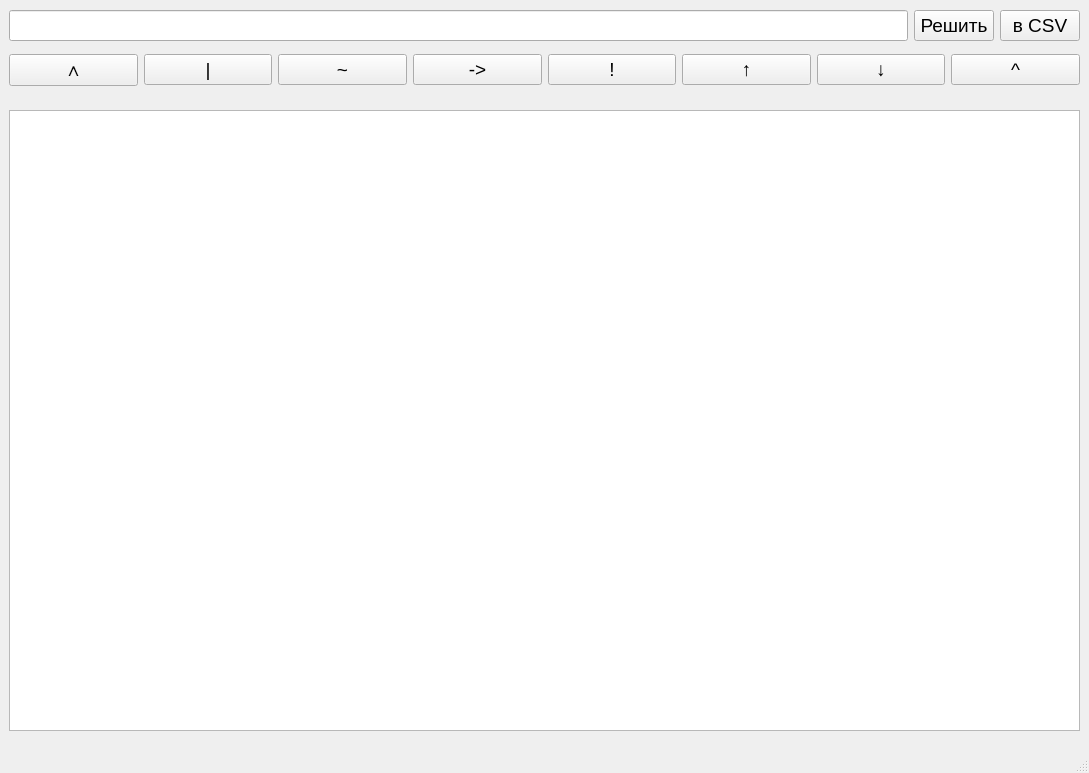
fisunoff/logicalc, file GUI.ui: the form before one commit.
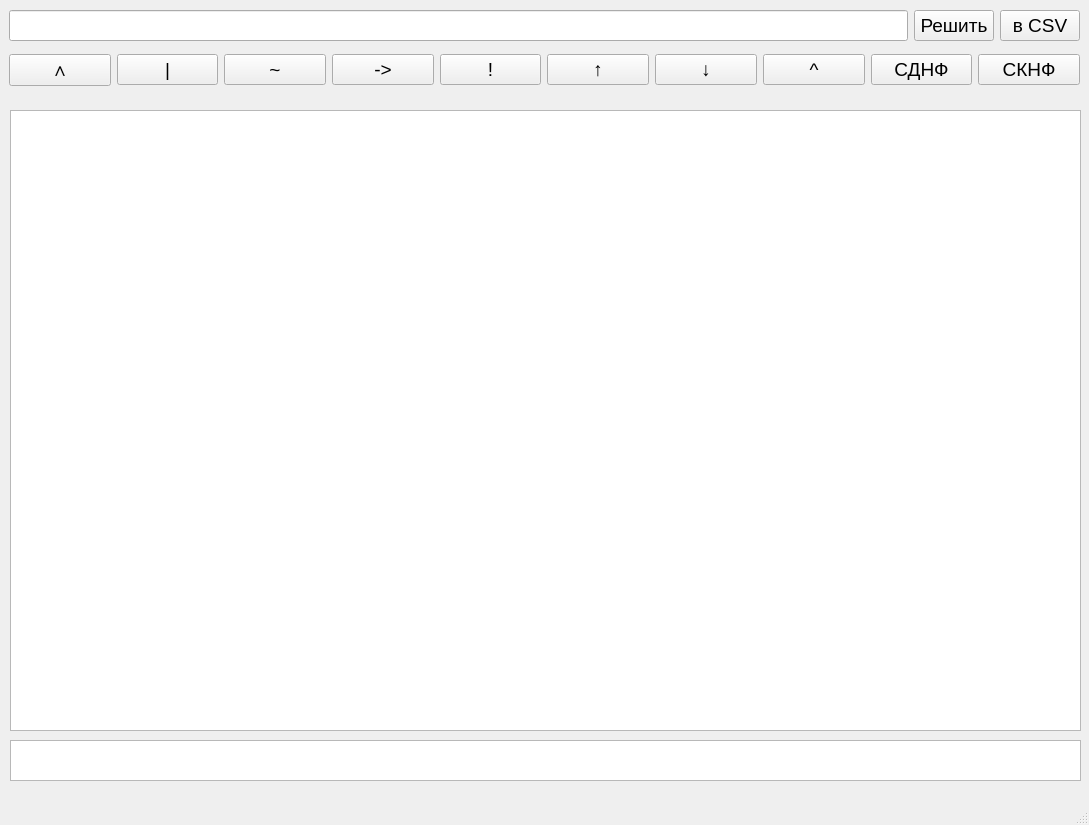
The form after the commit.

Commit message: Переделал калькуляцию в класс, добавил вычисление СДНФ и СКНФ, немного украсил таблицу

Diff of the .ui file:
```diff
--- a/GUI.ui
+++ b/GUI.ui
@@ -7,7 +7,7 @@
     <x>0</x>
     <y>0</y>
     <width>1089</width>
-    <height>773</height>
+    <height>825</height>
    </rect>
   </property>
   <property name="windowTitle">
@@ -159,6 +159,30 @@
          </property>
         </widget>
        </item>
+       <item>
+        <widget class="QPushButton" name="btn_sdnf">
+         <property name="font">
+          <font>
+           <pointsize>14</pointsize>
+          </font>
+         </property>
+         <property name="text">
+          <string>СДНФ</string>
+         </property>
+        </widget>
+       </item>
+       <item>
+        <widget class="QPushButton" name="btn_sknf">
+         <property name="font">
+          <font>
+           <pointsize>14</pointsize>
+          </font>
+         </property>
+         <property name="text">
+          <string>СКНФ</string>
+         </property>
+        </widget>
+       </item>
       </layout>
      </item>
     </layout>
@@ -166,11 +190,32 @@
    <widget class="QTableWidget" name="table">
     <property name="geometry">
      <rect>
-      <x>9</x>
+      <x>10</x>
       <y>110</y>
       <width>1071</width>
       <height>621</height>
      </rect>
+    </property>
+    <property name="alternatingRowColors">
+     <bool>true</bool>
+    </property>
+    <property name="sortingEnabled">
+     <bool>true</bool>
+    </property>
+   </widget>
+   <widget class="QTextBrowser" name="text_normal_form">
+    <property name="geometry">
+     <rect>
+      <x>10</x>
+      <y>740</y>
+      <width>1071</width>
+      <height>41</height>
+     </rect>
+    </property>
+    <property name="font">
+     <font>
+      <pointsize>14</pointsize>
+     </font>
     </property>
    </widget>
   </widget>
```
Left out of the diff: 23 changed lines with no effect on the pictures. The commit also changes 3 other files.
